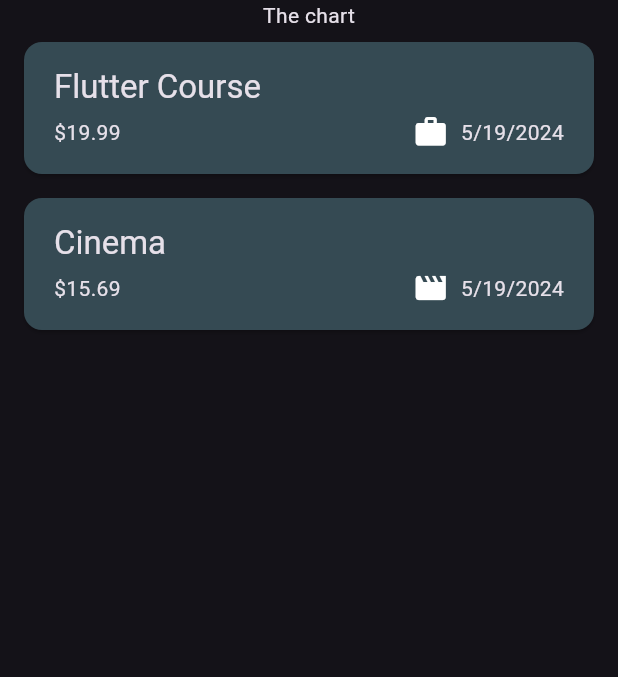
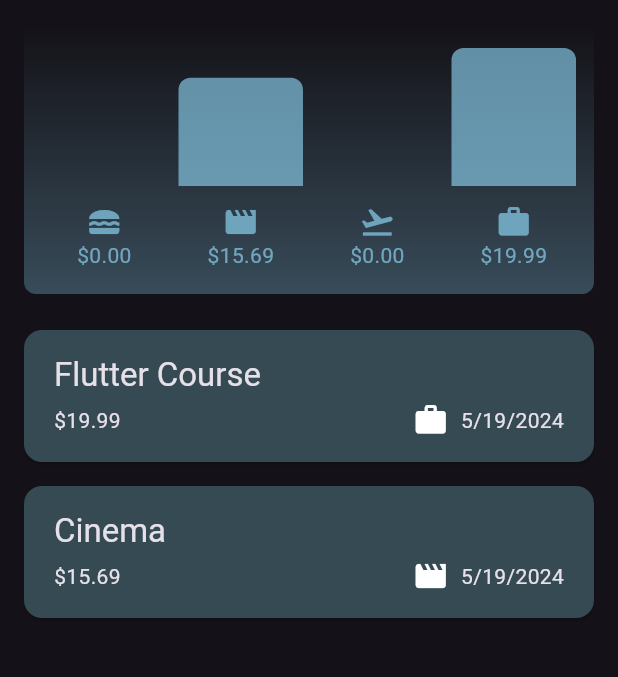
Before and after one commit to sz-adam/flutter, a Flutter app: the screen it shows after launch, on a phone screen of 412 x 824 dp, the part 84-761 px from its top. Run offline on Flutter 3.47's test engine with Material 3 defaults, Android fonts, the phone set to English and light mode, and no system bars; our stand-ins replace google_fonts.

Commit message:
chart display + function

```diff
--- a/expense_tracker_app/lib/models/expense.dart
+++ b/expense_tracker_app/lib/models/expense.dart
@@ -33,3 +33,31 @@ class Expense {
     return formatter.format(date);
   }
 }
+
+class ExpenseBucket {
+  // A konstruktora, amely egy adott kategóriát és az ahhoz tartozó költségek listáját fogadja.
+  const ExpenseBucket({required this.category, required this.expenses});
+
+  // Egy named constructor, amely az összes költségből létrehoz egy adott kategóriához tartozó költségcsoportot.
+  ExpenseBucket.forCategory(List<Expense> allExpenses, this.category)
+      : expenses = allExpenses
+            .where((expense) => expense.category == category) // Csak azokat a költségeket választja ki, amelyek az adott kategóriához tartoznak.
+            .toList(); // A kiválasztott költségeket listává alakítja.
+
+  // A kategória, amelyhez ez a költségcsoport tartozik.
+  final Category category;
+  // A kategóriához tartozó költségek listája.
+  final List<Expense> expenses;
+
+  // A kategóriához tartozó költségek összegét számolja ki.
+  double get totalExpenses {
+    double sum = 0;
+
+    // Végigmegy a költségek listáján és összeadja az egyes költségek összegét.
+    for (final expense in expenses) {
+      sum += expense.amount; // sum = sum + expense.amount
+    }
+
+    return sum; // Visszaadja az összesített összeget.
+  }
+}
--- /dev/null
+++ b/expense_tracker_app/lib/widget/chart/chart.dart
@@ -0,0 +1,117 @@
+import 'package:expense_tracker_app/models/expense.dart';
+import 'package:expense_tracker_app/widget/chart/chart_bar.dart';
+import 'package:flutter/material.dart';
+
+class Chart extends StatelessWidget {
+  const Chart({super.key, required this.expenses});
+
+  final List<Expense> expenses;
+
+  // Az expenses listából kategorizált költségcsoportokat hoz létre.
+  List<ExpenseBucket> get buckets {
+    return [
+      ExpenseBucket.forCategory(expenses, Category.food),
+      ExpenseBucket.forCategory(expenses, Category.leisure),
+      ExpenseBucket.forCategory(expenses, Category.travel),
+      ExpenseBucket.forCategory(expenses, Category.work),
+    ];
+  }
+
+  // Megkeresi a maximális költséget a csoportok közül, amely az oszlopdiagram skálázásához szükséges.
+  double get maxTotalExpense {
+    double maxTotalExpense = 0;
+
+    for (final bucket in buckets) {
+      if (bucket.totalExpenses > maxTotalExpense) {
+        maxTotalExpense = bucket.totalExpenses;
+      }
+    }
+
+    return maxTotalExpense;
+  }
+
+  @override
+  Widget build(BuildContext context) {
+    final isDarkMode = MediaQuery.of(context).platformBrightness ==
+        Brightness.dark; // Ellenőrzi, hogy sötét módban van-e a rendszer.
+
+    return Container(
+      margin: const EdgeInsets.all(16),
+      padding: const EdgeInsets.symmetric(
+        vertical: 16,
+        horizontal: 8,
+      ),
+      width: double.infinity,
+      height: 180,
+      decoration: BoxDecoration(
+        borderRadius: BorderRadius.circular(8), // Lekerekített sarkok.
+        gradient: LinearGradient(
+          // Gradiens háttér, amely fentről lefelé áttetszővé válik.
+          colors: [
+            Theme.of(context).colorScheme.primary.withOpacity(0.3),
+            Theme.of(context).colorScheme.primary.withOpacity(0.0)
+          ],
+          begin: Alignment.bottomCenter,
+          end: Alignment.topCenter,
+        ),
+      ),
+      child: Column(
+        children: [
+          Expanded(
+            child: Row(
+              crossAxisAlignment: CrossAxisAlignment
+                  .end, // Az oszlopokat az alsó szélhez igazítja.
+              children: [
+                for (final bucket
+                    in buckets) // Minden költségcsoporthoz létrehoz egy ChartBar widgetet.
+                  ChartBar(
+                    fill: bucket.totalExpenses == 0
+                        ? 0
+                        : bucket.totalExpenses /
+                            maxTotalExpense, // Az oszlop kitöltése arányosan a maximális költséghez képest.
+                  )
+              ],
+            ),
+          ),
+          const SizedBox(
+              height: 12), // Távolság az oszlopok és az ikonok között.
+          Row(
+            children: buckets
+                .map(
+                  (bucket) => Expanded( // Minden költségcsoporthoz egy ikont jelenít meg, arányosan elosztva.
+                    child: Column(
+                      children: [
+                        Padding(
+                          padding: const EdgeInsets.symmetric(horizontal: 4),
+                          child: Icon(
+                            categoryIcons[bucket.category], // Kategóriaikon megjelenítése.
+                            color: isDarkMode
+                                ? Theme.of(context).colorScheme.secondary // Sötét módban másodlagos színt használ.
+                                : Theme.of(context)
+                                    .colorScheme
+                                    .primary
+                                    .withOpacity(0.7), // Világos módban az elsődleges színt használja.
+                          ),
+                        ),
+                        Text(
+                          '\$${bucket.totalExpenses.toStringAsFixed(2)}', // összeg 2 tizedejegyig való megjelenítés plusz a $jel
+                          style: TextStyle(
+                            color: isDarkMode
+                                ? Theme.of(context).colorScheme.secondary // Sötét módban másodlagos színt használ.
+                                : Theme.of(context)
+                                    .colorScheme
+                                    .primary
+                                    .withOpacity(0.7),
+                          ),
+                        ),
+                      ],
+                    ),
+                  ),
+                )
+                .toList(),
+          )
+        ],
+      ),
+    );
+  }
+}
--- /dev/null
+++ b/expense_tracker_app/lib/widget/chart/chart_bar.dart
@@ -0,0 +1,34 @@
+import 'package:flutter/material.dart';
+
+class ChartBar extends StatelessWidget {
+  const ChartBar({
+    super.key,
+    required this.fill,
+  });
+
+  final double fill;
+
+  @override
+  Widget build(BuildContext context) {
+    final isDarkMode =
+        MediaQuery.of(context).platformBrightness == Brightness.dark;
+    return Expanded(
+      child: Padding(
+        padding: const EdgeInsets.symmetric(horizontal: 4),
+        child: FractionallySizedBox(
+          heightFactor: fill,
+          child: DecoratedBox(
+            decoration: BoxDecoration(
+              shape: BoxShape.rectangle,
+              borderRadius:
+                  const BorderRadius.vertical(top: Radius.circular(8)),
+              color: isDarkMode
+                  ? Theme.of(context).colorScheme.secondary
+                  : Theme.of(context).colorScheme.primary.withOpacity(0.65),
+            ),
+          ),
+        ),
+      ),
+    );
+  }
+}
--- a/expense_tracker_app/lib/widget/expense.dart
+++ b/expense_tracker_app/lib/widget/expense.dart
@@ -1,4 +1,5 @@
 import 'package:expense_tracker_app/models/expense.dart';
+import 'package:expense_tracker_app/widget/chart/chart.dart';
 import 'package:expense_tracker_app/widget/expense_list/expenses_list.dart';
 import 'package:expense_tracker_app/widget/new_expense.dart';
 import 'package:flutter/material.dart';
@@ -94,7 +95,7 @@ class _ExpensesState extends State<Expenses> {
       ),
       body: Column(
         children: [
-          const Text('The chart'),
+        Chart(expenses: _registeredExpenses),
           Expanded(
             child: mainContent,
           ),
```
